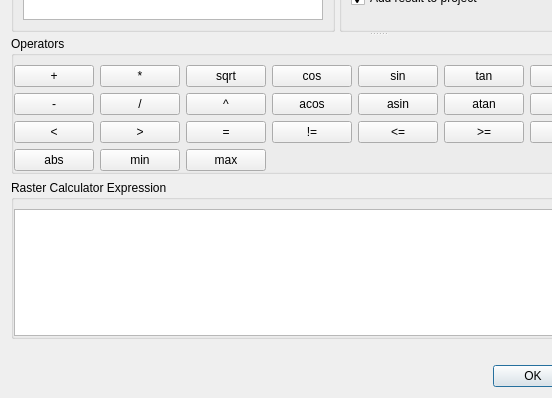
The window that src/ui/qgsrastercalcdialogbase.ui (qgis/QGIS) describes before a commit, drawn with Qt 5; both pictures show x 0 to 552 and y 246 to 644 of the 756 by 644 pixel window.
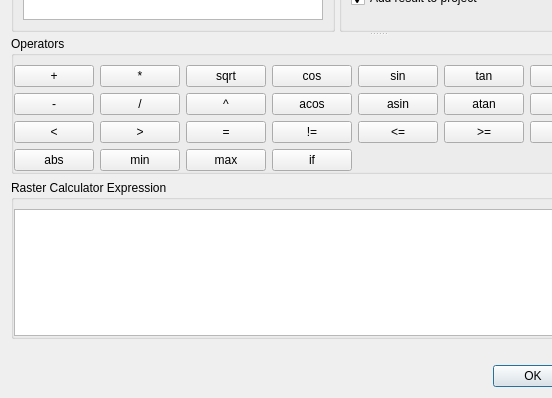
The same window after the commit. Custom widgets are drawn as their Qt base class.

What changed in the file:
```diff
--- a/src/ui/qgsrastercalcdialogbase.ui
+++ b/src/ui/qgsrastercalcdialogbase.ui
@@ -462,6 +462,13 @@
             </property>
            </widget>
           </item>
+          <item row="3" column="4">
+           <widget class="QPushButton" name="mConditionalStatButton">
+            <property name="text">
+             <string notr="true">if</string>
+            </property>
+           </widget>
+          </item>
          </layout>
         </widget>
        </item>
```
